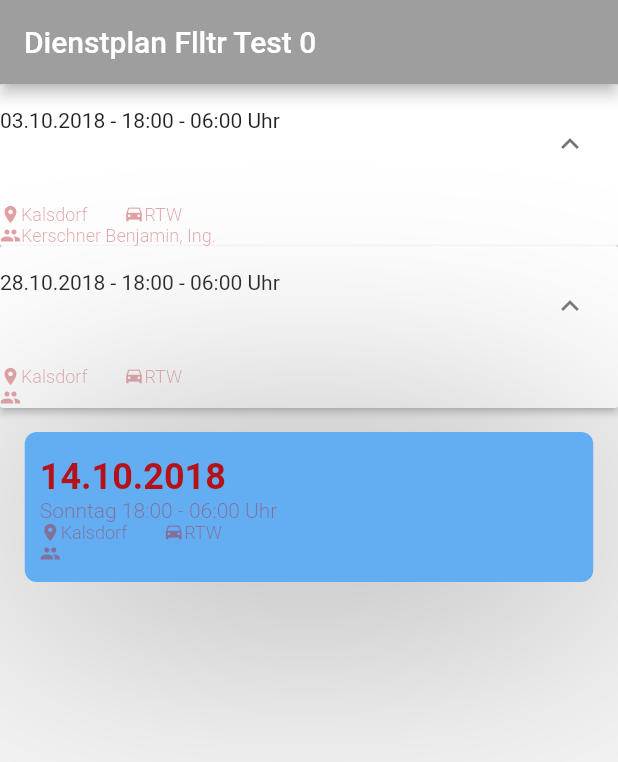
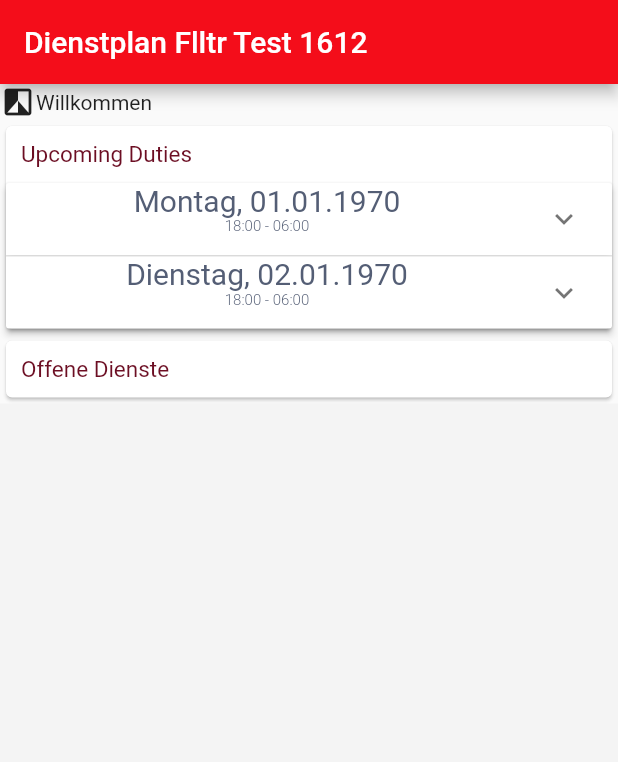
Before and after one commit to SimonMav/flttr_test, a Flutter app: the screen it shows after launch, on a phone screen of 412 x 824 dp. Shown: the top 762 px of the screen. Run offline on Flutter 3.47's test engine with Material 2 defaults, Android fonts, the phone set to English and light mode, and no system bars; Roboto replaces fonts that are missing (Dunant, Poppins).

Commit message:
Startseite: upcoming duties ad open duties

```diff
--- a/lib/Design.dart
+++ b/lib/Design.dart
@@ -47,12 +47,11 @@ class Colors {
   static const Color independenceBlue = const Color(0xFF304D6D);
 
 
-
-
-
-
-
-
+  //red cross
+  static const Color cornellRed = const Color(0xFFB41218);
+  static const Color geraniumLake = const Color(0xFFE8282C);
+  static const Color vividRed = const Color(0xFFF40D1A);
+  static const Color prune = const Color(0xFF6C0E23);
 }
 
 class Dimens {
@@ -65,6 +64,30 @@ class Dimens {
 class TextStyles {
 
   const TextStyles();
+
+  static const TextStyle upcomingDutiesCardTitle = const TextStyle(
+      color: Colors.prune,
+      fontWeight: FontWeight.w400,
+      fontSize: 15.0,
+  );
+
+  static const TextStyle upcomingDutiesPanelTitle = const TextStyle(
+      color: Colors.blackCoral,
+      fontFamily: 'Dunant',
+      fontWeight: FontWeight.w400,
+      fontSize: 20.0
+  );
+
+  static const TextStyle upcomingDutiesPanelSubtitle = const TextStyle(
+      color: Colors.blackCoral,
+      fontFamily: 'Dunant',
+      fontWeight: FontWeight.w300,
+      fontSize: 10.0
+  );
+
+
+
+
 
   static const TextStyle appBarTitle = const TextStyle(
       color: Colors.appBarTitle,
@@ -79,6 +102,8 @@ class TextStyles {
       fontWeight: FontWeight.w600,
       fontSize: 24.0
   );
+
+
 
   static const TextStyle dutyLocation = const TextStyle(
       color: Colors.dutyLocation,
--- a/lib/main.dart
+++ b/lib/main.dart
@@ -1,149 +1,165 @@
 import 'package:flutter/material.dart';
+import 'package:flutter/foundation.dart';
 import 'package:test_flttr/Design.dart' as Design;
 
 void main() => runApp(MyApp());
 
-class MyApp extends StatelessWidget {
+class MyApp extends StatefulWidget {
+  @override
+  State<StatefulWidget> createState() {
+    return _MyAppState();
+  }
+}
+
+class _MyAppState extends State<MyApp> {
   @override
   Widget build(BuildContext context) {
     return MaterialApp(
       home: Scaffold(
         backgroundColor: Design.Colors.whiteSmoke,
         appBar: AppBar(
-          title: Text('Dienstplan Flltr Test 0'),
-          backgroundColor: Colors.grey,
+          title: Text('Dienstplan Flltr Test 1612'),
+          backgroundColor: Design.Colors.vividRed,
         ),
-        body: Column(
+        body: new SingleChildScrollView(
+          child: new SafeArea(
+            child: new Material(
+              child: new Column(
+                children: <Widget>[
+                  new Row(children: [
+                    new Icon(Icons.filter_b_and_w),
+                    new Text('Willkommen')
+                  ]),
+                  new Card(
+                      child: Column(children: [
+                    new Row(
                       children: [
-            DutyPanel(
-              day: 'Mittwoch',
-              date: '03.10.2018',
-              time: '18:00 - 06:00 Uhr',
-              place: 'Kalsdorf',
-              unitType: 'RTW',
-              crew: 'Kerschner Benjamin, Ing.',
+                        new Container(
+                          margin: const EdgeInsets.all(5.0),
+                          padding: const EdgeInsets.all(5.0),
+                          child: new Text(
+                            'Upcoming Duties',
+                            textAlign: TextAlign.left,
+                            style: Design.TextStyles.upcomingDutiesCardTitle,
                           ),
-            DutyPanel(
-                day: 'Sonntag',
-                date: '28.10.2018',
-                time: '18:00 - 06:00 Uhr',
-                place: 'Kalsdorf',
-                unitType: 'RTW',
-                crew: ''),
-            DutyNew(
-              day: 'Sonntag',
-              date: '14.10.2018',
-              time: '18:00 - 06:00 Uhr',
-              place: 'Kalsdorf',
-              unitType: 'RTW',
-              crew: '',
-            )
+                        ),
                       ],
+                    ),
+                    new ExpansionList(
+                      [
+                        new DutyItem(
+                          day: "Montag",
+                          date: "01.01.1970",
+                          time: "18:00 - 06:00",
+                          place: "Kalsdorf",
+                          unitType: "PRW",
+                          crew: "",
+                          isExpandedInitially: false,
+                        ),
+                        new DutyItem(
+                          day: "Dienstag",
+                          date: "02.01.1970",
+                          time: "18:00 - 06:00",
+                          place: "Kalsdorf",
+                          unitType: "PRW",
+                          crew: "Oh, Crew :o",
+                          isExpandedInitially: false,
+                        ),
+                      ],
+                    ),
+                  ])),
+                  new Card(
+                      child: Column(children: <Widget>[
+                    new Row(
+                      children: [
+                        new Container(
+                          margin: const EdgeInsets.all(5.0),
+                          padding: const EdgeInsets.all(5.0),
+                          child: new Text(
+                            'Offene Dienste',
+                            textAlign: TextAlign.left,
+                            style: Design.TextStyles.upcomingDutiesCardTitle,
+                          ),
+                        ),
+                      ],
+                    ),
+                  ]))
+                ],
+              ),
+            ),
+          ),
         ),
       ),
     );
   }
 }
 
-class DutyNew extends StatelessWidget {
-  DutyNew(
-      {this.day, this.date, this.time, this.place, this.unitType, this.crew});
-
+class DutyItem {
   final String day;
   final String date;
   final String time;
   final String place;
   final String unitType;
   final String crew;
+  bool isExpandedInitially;
+
+  DutyItem({
+    /// All items are required to render the duty correctly.
+    /// If some info isn't available, just give it an empty String ('')!
+    /// e.g. if these is no crew yet just call it with crew: "".
+    @required this.day,
+    @required this.date,
+    @required this.time,
+    @required this.place,
+    @required this.unitType,
+    @required this.crew,
+    this.isExpandedInitially = false,
+  })  : assert(day != null),
+        assert(time != null),
+        assert(time != null),
+        assert(place != null),
+        assert(unitType != null),
+        assert(crew != null);
+
+  ExpansionPanelHeaderBuilder get headerBuilder =>
+      (context, isExpanded) => new Column(children: [
+            new Text(
+              day + ', ' + date,
+              style: Design.TextStyles.upcomingDutiesPanelTitle,
+            ),
+            new Text(
+              time,
+              style: Design.TextStyles.upcomingDutiesPanelSubtitle,
+            )
+          ]);
+}
+
+class ExpansionList extends StatefulWidget {
+  /// The items that the expansion list should display; this can change
+  /// over the course of the object but probably shouldn't as it won't
+  /// transition nicely or anything like that.
+  final List<DutyItem> duty;
+
+  ExpansionList(this.duty) {
+    // quick check to make sure there's no duplicate dates.
+    // todo: check if this makes sense at all! (Mehrere Dienste an einem Tag möglich!)
+    assert(new Set.from(duty.map((li) => li.date)).length == duty.length);
+  }
+
+  @override
+  State<StatefulWidget> createState() => new ExpansionListState();
+}
+
+class ExpansionListState extends State<ExpansionList> {
+  Map<String, bool> expandedByTitle = new Map();
 
   @override
   Widget build(BuildContext context) {
-    final dutyCardNew = new Container(
-      margin: const EdgeInsets.only(left: 0.5, right: 0.5),
-      decoration: new BoxDecoration(
-        color: Design.Colors.blueJeans,
-        shape: BoxShape.rectangle,
-        borderRadius: new BorderRadius.circular(8.0),
-        boxShadow: <BoxShadow>[
-          new BoxShadow(
-              color: Colors.grey,
-              blurRadius: 500.0,
-              offset: new Offset(0.0, 10.0))
-        ],
-      ),
-      child: new Container(
-        margin: const EdgeInsets.only(top: 16.0, left: 10.0),
-        constraints: new BoxConstraints.expand(),
-        child: new Column(
-          crossAxisAlignment: CrossAxisAlignment.start,
-          children: <Widget>[
-            new Text(date, style: Design.TextStyles.dutyTitle),
-            new Text(day + ' ' + time, style: Design.TextStyles.dutyLocation),
-/*
-            new Container(
-                color: const Color(0xFF00C6FF),
-                width: 24.0,
-                height: 1.0,
-                margin: const EdgeInsets.symmetric(vertical: 8.0)),
-  */
-            new Row(
-              children: <Widget>[
-                new Icon(Icons.location_on,
-                    size: 14.0, color: Design.Colors.planetDistance),
-                new Text(place, style: Design.TextStyles.planetDistance),
-                new Container(width: 24.0),
-                new Icon(Icons.drive_eta,
-                    size: 14.0, color: Design.Colors.planetDistance),
-                new Text(unitType, style: Design.TextStyles.planetDistance),
-              ],
-            ),
-            new Row(
-              children: <Widget>[
-                new Icon(Icons.people,
-                    size: 14.0, color: Design.Colors.planetDistance),
-                new Text(crew, style: Design.TextStyles.planetDistance),
-              ],
-            )
-          ],
-        ),
-      ),
-    );
-
-    return new Container(
-      height: 100.0,
-      margin: const EdgeInsets.only(top: 16.0, bottom: 4.0),
-      child: new FlatButton(
-        onPressed: () {},
-        child: new Stack(
-          children: <Widget>[
-            dutyCardNew,
-          ],
-        ),
-      ),
-    );
-  }
-}
-
-class DutyPanel extends StatelessWidget {
-  DutyPanel(
-      {this.day, this.date, this.time, this.place, this.unitType, this.crew});
-
-  final String day;
-  final String date;
-  final String time;
-  final String place;
-  final String unitType;
-  final String crew;
-
-  @override
-  Widget build(BuildContext context) {
-    final dutyPanel = new Container(
-      child: new ExpansionPanelList(
-        key: key,
-        children: <ExpansionPanel>[
-          new ExpansionPanel(
-            headerBuilder: (BuildContext context, bool isExpanded) =>
-                new Text(date + ' - ' + time),
+    return new ExpansionPanelList(
+      children: widget.duty
+          .map(
+            (item) => new ExpansionPanel(
+                headerBuilder: item.headerBuilder,
                 body: new Container(
                   child: new Column(
                     children: <Widget>[
@@ -151,11 +167,12 @@ class DutyPanel extends StatelessWidget {
                         children: <Widget>[
                           new Icon(Icons.location_on,
                               size: 14.0, color: Design.Colors.planetDistance),
-                      new Text(place, style: Design.TextStyles.planetDistance),
+                          new Text(item.place,
+                              style: Design.TextStyles.planetDistance),
                           new Container(width: 24.0),
                           new Icon(Icons.drive_eta,
                               size: 14.0, color: Design.Colors.planetDistance),
-                      new Text(unitType,
+                          new Text(item.unitType,
                               style: Design.TextStyles.planetDistance),
                         ],
                       ),
@@ -163,64 +180,22 @@ class DutyPanel extends StatelessWidget {
                         children: <Widget>[
                           new Icon(Icons.people,
                               size: 14.0, color: Design.Colors.planetDistance),
-                      new Text(crew, style: Design.TextStyles.planetDistance),
+                          new Text(item.crew,
+                              style: Design.TextStyles.planetDistance),
                         ],
                       )
                     ],
                   ),
                 ),
-            isExpanded: true,
-          ),
-        ],
-        animationDuration: kThemeAnimationDuration,
-      ),
-    );
-
-    return dutyPanel;
-  }
-}
-
-class DutyContainer extends StatefulWidget {
-  @override
-  DutyContainerState createState() => new DutyContainerState();
-}
-
-class DutyItem {
-  DutyItem({this.isExpanded: false, this.header, this.body});
-
-  bool isExpanded;
-  final String header;
-  final String body;
-}
-
-class DutyContainerState extends State<DutyContainer> {
-  List<DutyItem> _items = <DutyItem>[
-    new DutyItem(header: 'Duty header Info', body: 'Duty body Info')
-  ];
-
-  @override
-  Widget build(BuildContext context) {
-    return new ListView(
-      children: [
-        new ExpansionPanelList(
+                isExpanded:
+                    expandedByTitle[item.day] ?? item.isExpandedInitially),
+          )
+          .toList(growable: false),
       expansionCallback: (int index, bool isExpanded) {
         setState(() {
-              _items[index].isExpanded = !_items[index].isExpanded;
+          expandedByTitle[widget.duty[index].day] = !isExpanded;
         });
       },
-          children: _items.map((DutyItem item) {
-            return new ExpansionPanel(
-              headerBuilder: (BuildContext context, bool isExpanded) {
-                return new Text(item.header);
-              },
-              isExpanded: item.isExpanded,
-              body: new Container(
-                child: new Text('whatever'),
-              ),
-            );
-          }).toList(),
-        ),
-      ],
     );
   }
 }
--- /dev/null
+++ b/lib/upcomingduties.dart
@@ -0,0 +1,8 @@
+import 'package:flutter/material.dart';
+
+class upcomingDuties extends StatelessWidget{
+  @override
+  Widget build(BuildContext context) {
+    return null;
+  }
+}
```
Lines whose indentation alone changed are shown as unchanged.
